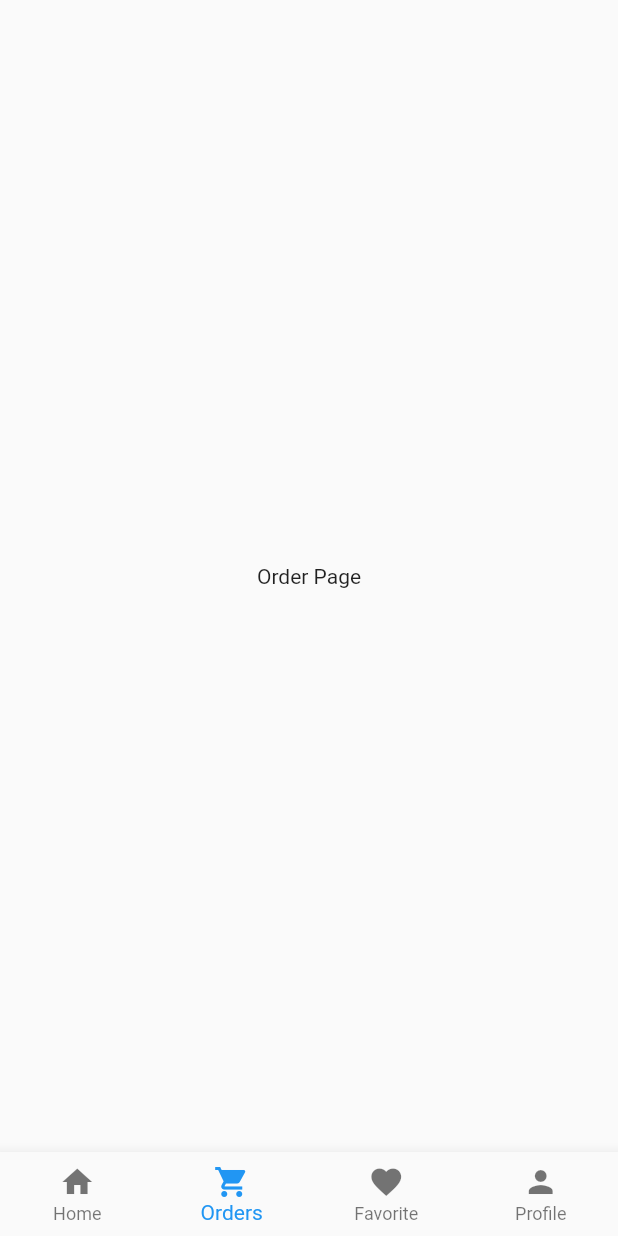
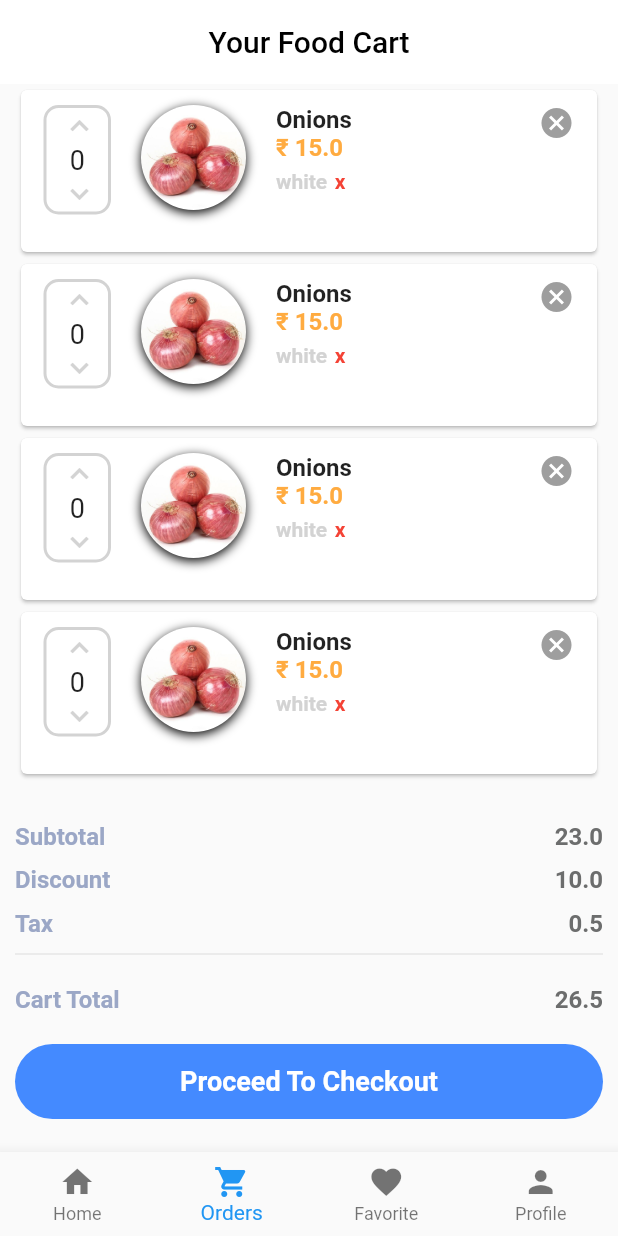
Before and after one commit to abhinavprkash/RuralnFresh, a Flutter app: the screen it shows after launch, item 2 of the bottom bar chosen, on a phone screen of 412 x 824 dp. Run offline on Flutter 3.47's test engine with Material 2 defaults, Android fonts, the phone set to English and light mode, and no system bars.

Commit message:
6th commit created cart

```diff
--- a/lib/src/pages/order_page.dart
+++ b/lib/src/pages/order_page.dart
@@ -1,4 +1,8 @@
 import 'package:flutter/material.dart';
+import 'package:vegdy/src/app.dart';
+
+//Custom Widgets
+import '../widgets/order_card.dart';
 
 class OrderPage extends StatefulWidget {
   @override
@@ -8,8 +12,167 @@ class OrderPage extends StatefulWidget {
 class _OrderPageState extends State<OrderPage> {
   @override
   Widget build(BuildContext context) {
-    return Center(
-      child: Text("Order Page"),
+    return Scaffold(
+      appBar: AppBar(
+        title: Text(
+          "Your Food Cart",
+          style: TextStyle(
+            color: Colors.black,
+          ),
+        ),
+        backgroundColor: Colors.white,
+        elevation: 0.0,
+        centerTitle: true,
+      ),
+      body: ListView(
+        padding: EdgeInsets.symmetric(horizontal: 10.0),
+        scrollDirection: Axis.vertical,
+        children: <Widget>[
+          OrderCard(),
+          OrderCard(),
+          OrderCard(),
+          OrderCard(),
+        ],
+      ),
+      bottomNavigationBar: _buildTotalContainer(),
+    );
+  }
+
+  Widget _buildTotalContainer() {
+    return Container(
+      height: 220.0,
+      margin: EdgeInsets.only(
+        top: 20.0,
+      ),
+      padding: EdgeInsets.symmetric(horizontal: 10.0),
+      child: Column(
+        children: <Widget>[
+          Row(
+            mainAxisSize: MainAxisSize.max,
+            mainAxisAlignment: MainAxisAlignment.spaceBetween,
+            children: <Widget>[
+              Text(
+                "Subtotal",
+                style: TextStyle(
+                    color: Color(0xFF9BA7C6),
+                    fontSize: 16.0,
+                    fontWeight: FontWeight.bold),
+              ),
+              Text(
+                "23.0",
+                style: TextStyle(
+                    color: Color(0xFF6C6D6D),
+                    fontSize: 16.0,
+                    fontWeight: FontWeight.bold),
+              ),
+            ],
+          ),
+          SizedBox(
+            height: 10.0,
+          ),
+          Row(
+            mainAxisSize: MainAxisSize.max,
+            mainAxisAlignment: MainAxisAlignment.spaceBetween,
+            children: <Widget>[
+              Text(
+                "Discount",
+                style: TextStyle(
+                    color: Color(0xFF9BA7C6),
+                    fontSize: 16.0,
+                    fontWeight: FontWeight.bold),
+              ),
+              Text(
+                "10.0",
+                style: TextStyle(
+                    color: Color(0xFF6C6D6D),
+                    fontSize: 16.0,
+                    fontWeight: FontWeight.bold),
+              ),
+            ],
+          ),
+          SizedBox(
+            height: 10.0,
+          ),
+          Row(
+            mainAxisSize: MainAxisSize.max,
+            mainAxisAlignment: MainAxisAlignment.spaceBetween,
+            children: <Widget>[
+              Text(
+                "Tax",
+                style: TextStyle(
+                    color: Color(0xFF9BA7C6),
+                    fontSize: 16.0,
+                    fontWeight: FontWeight.bold),
+              ),
+              Text(
+                "0.5",
+                style: TextStyle(
+                    color: Color(0xFF6C6D6D),
+                    fontSize: 16.0,
+                    fontWeight: FontWeight.bold),
+              ),
+            ],
+          ),
+          SizedBox(
+            height: 10.0,
+          ),
+          Divider(
+            height: 2.0,
+          ),
+          SizedBox(
+            height: 20.0,
+          ),
+          Row(
+            mainAxisSize: MainAxisSize.max,
+            mainAxisAlignment: MainAxisAlignment.spaceBetween,
+            children: <Widget>[
+              Text(
+                "Cart Total",
+                style: TextStyle(
+                    color: Color(0xFF9BA7C6),
+                    fontSize: 16.0,
+                    fontWeight: FontWeight.bold),
+              ),
+              Text(
+                "26.5",
+                style: TextStyle(
+                    color: Color(0xFF6C6D6D),
+                    fontSize: 16.0,
+                    fontWeight: FontWeight.bold),
+              ),
+            ],
+          ),
+          SizedBox(
+            height: 20.0,
+          ),
+          GestureDetector(
+            /*onTap: () {
+              Navigator.of(context).push(MaterialPageRoute(
+                  builder: (BuildContext context) => SignInPage()));
+            },*/
+            child: Container(
+              height: 50.0,
+              decoration: BoxDecoration(
+                color: Theme.of(context).primaryColor,
+                borderRadius: BorderRadius.circular(35.0),
+              ),
+              child: Center(
+                child: Text(
+                  "Proceed To Checkout",
+                  style: TextStyle(
+                    color: Colors.white,
+                    fontSize: 18.0,
+                    fontWeight: FontWeight.bold,
+                  ),
+                ),
+              ),
+            ),
+          ),
+          SizedBox(
+            height: 20.0,
+          ),
+        ],
+      ),
     );
   }
 }
--- /dev/null
+++ b/lib/src/widgets/order_card.dart
@@ -0,0 +1,136 @@
+import 'package:flutter/material.dart';
+
+class OrderCard extends StatelessWidget {
+  @override
+  Widget build(BuildContext context) {
+    return Card(
+      child: Padding(
+        padding: EdgeInsets.symmetric(horizontal: 15.0, vertical: 10.0),
+        child: Row(
+          mainAxisSize: MainAxisSize.max,
+          crossAxisAlignment: CrossAxisAlignment.start,
+          children: <Widget>[
+            Container(
+              decoration: BoxDecoration(
+                  border: Border.all(width: 2.0, color: Color(0xFFD3D3D3)),
+                  borderRadius: BorderRadius.circular(10.0)),
+              width: 45.0,
+              height: 73.0,
+              child: Padding(
+                padding: EdgeInsets.symmetric(
+                  horizontal: 10.0,
+                ),
+                child: Column(
+                  children: <Widget>[
+                    InkWell(
+                      onTap: () {},
+                      child: Icon(
+                        Icons.keyboard_arrow_up,
+                        color: Color(0xFFD3D3D3),
+                      ),
+                    ),
+                    Text(
+                      "0",
+                      style: TextStyle(fontSize: 18.0),
+                    ),
+                    InkWell(
+                      onTap: () {},
+                      child: Icon(
+                        Icons.keyboard_arrow_down,
+                        color: Color(0xFFD3D3D3),
+                      ),
+                    ),
+                  ],
+                ),
+              ),
+            ),
+            SizedBox(
+              width: 20.0,
+            ),
+            Container(
+              height: 70.0,
+              width: 70.0,
+              decoration: BoxDecoration(
+                image: DecorationImage(
+                  image: AssetImage("assets/images/onion.jpg"),
+                  fit: BoxFit.cover,
+                ),
+                borderRadius: BorderRadius.circular(35.0),
+                boxShadow: [
+                  BoxShadow(
+                    color: Colors.black,
+                    blurRadius: 5.0,
+                    offset: Offset(.0, 2.0),
+                  )
+                ],
+              ),
+            ),
+            SizedBox(
+              width: 20.0,
+            ),
+            Column(
+              mainAxisAlignment: MainAxisAlignment.start,
+              crossAxisAlignment: CrossAxisAlignment.start,
+              children: <Widget>[
+                Text(
+                  "Onions",
+                  style: TextStyle(fontSize: 16.0, fontWeight: FontWeight.bold),
+                ),
+                Text(
+                  "\u20B9 15.0",
+                  style: TextStyle(
+                      fontSize: 16.0,
+                      color: Colors.orangeAccent,
+                      fontWeight: FontWeight.bold),
+                ),
+                SizedBox(height: 5.0),
+                Container(
+                  height: 45.0,
+                  width: 120.0,
+                  child: ListView(
+                    children: <Widget>[
+                      Row(
+                        children: <Widget>[
+                          Text(
+                            "white",
+                            style: TextStyle(
+                                color: Color(0xFFD3D3D3),
+                                fontWeight: FontWeight.bold),
+                          ),
+                          SizedBox(
+                            width: 5.0,
+                          ),
+                          InkWell(
+                            onTap: () {},
+                            child: Text(
+                              "x",
+                              style: TextStyle(
+                                fontWeight: FontWeight.bold,
+                                color: Colors.red,
+                              ),
+                            ),
+                          ),
+                          SizedBox(
+                            width: 10.0,
+                          ),
+                        ],
+                      )
+                    ],
+                  ),
+                ),
+              ],
+            ),
+            Spacer(),
+            GestureDetector(
+              onTap: () {},
+              child: Icon(
+                Icons.cancel,
+                color: Colors.grey,
+              ),
+            ),
+          ],
+        ),
+      ),
+    );
+  }
+}
```
